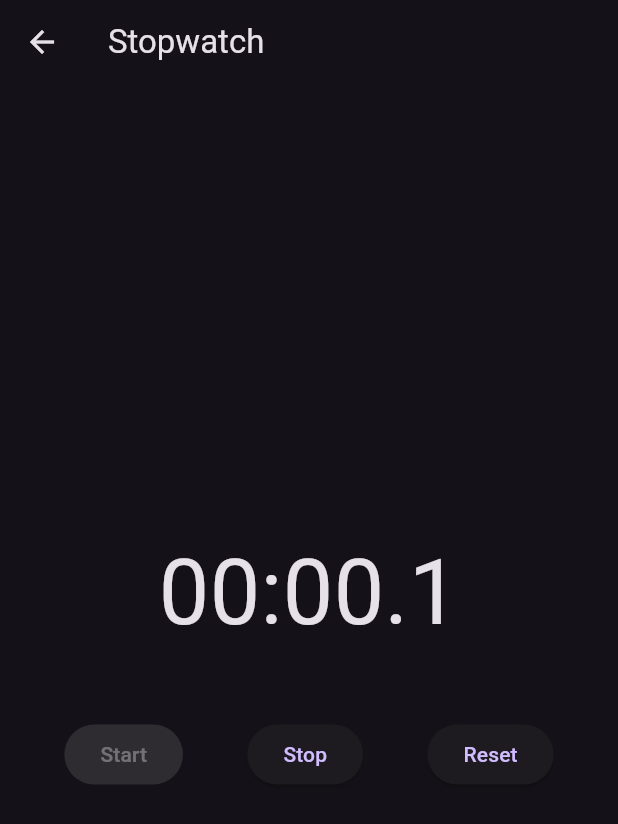
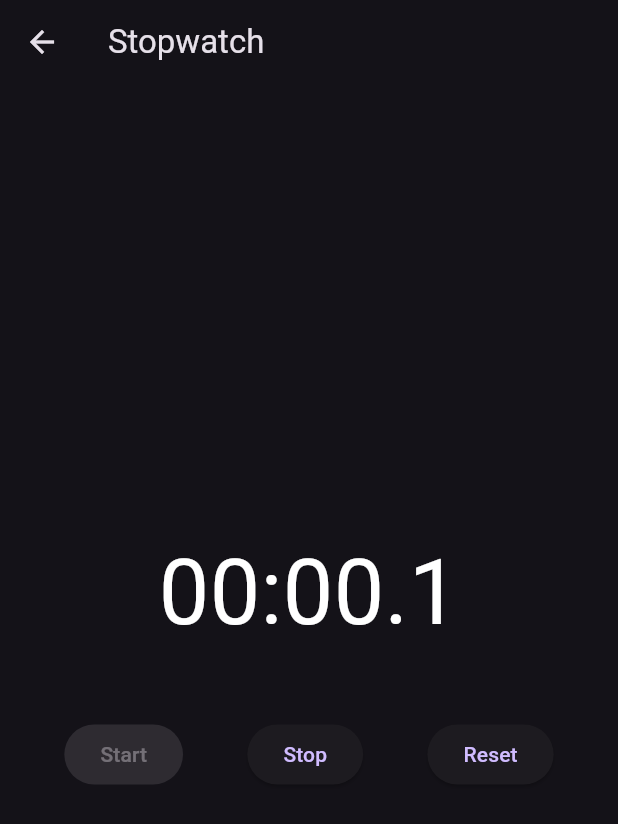
Before and after one commit to Kaiserabbas/TimeMasterApp, a Flutter app: the StopwatchScreen screen opened directly, after a tap on "Start", on a phone screen of 412 x 824 dp. Shown: the top 824 px of the screen. Run offline on Flutter 3.47's test engine with Material 3 defaults, Android fonts, the phone set to English and light mode, and no system bars; our stand-ins replace flutter_colorpicker, google_fonts.

Commit message:
Fix: Use Provider to get the ThemeProvider instance and call .getTextStyle()

```diff
--- a/lib/screens/clock_screen.dart
+++ b/lib/screens/clock_screen.dart
@@ -47,11 +47,7 @@ class _ClockScreenState extends State<ClockScreen> {
                 children: [
                   Text(
                     timeStr,
-                    style: TextStyle(
-                      fontSize: theme.fontSize,
-                      color: theme.textColor,
-                      fontFamily: theme.fontFamily,
-                    ),
+                    style: theme.getTextStyle(),
                   ),
                   SizedBox(height: 20),
                   Text(
--- a/lib/screens/stopwatch_screen.dart
+++ b/lib/screens/stopwatch_screen.dart
@@ -1,5 +1,7 @@
 import 'package:flutter/material.dart';
+import 'package:provider/provider.dart';
 import 'dart:async';
+import './theme_provider.dart';
 
 class StopwatchScreen extends StatefulWidget {
   @override
@@ -36,31 +38,35 @@ class _StopwatchScreenState extends State<StopwatchScreen> {
   @override
   Widget build(BuildContext context) {
     final elapsed = _stopwatch.elapsed;
+    final theme = Provider.of<ThemeProvider>(context); // ✅
 
     return Scaffold(
       appBar: AppBar(title: Text('Stopwatch')),
       body: Column(
         mainAxisAlignment: MainAxisAlignment.center,
         children: [
-          Text(formatDuration(elapsed), style: TextStyle(fontSize: 60)),
+          Text(formatDuration(elapsed), style: theme.getTextStyle()), // ✅
           SizedBox(height: 40),
           Row(
             mainAxisAlignment: MainAxisAlignment.spaceEvenly,
             children: [
               ElevatedButton(
                 onPressed: _stopwatch.isRunning ? null : _stopwatch.start,
-                child: Text('Start'),
+                child: Text('Start',
+                    style: TextStyle(fontFamily: theme.fontFamily)),
               ),
               ElevatedButton(
                 onPressed: _stopwatch.isRunning ? _stopwatch.stop : null,
-                child: Text('Stop'),
+                child: Text('Stop',
+                    style: TextStyle(fontFamily: theme.fontFamily)),
               ),
               ElevatedButton(
                 onPressed: () {
                   _stopwatch.reset();
                   setState(() {});
                 },
-                child: Text('Reset'),
+                child: Text('Reset',
+                    style: TextStyle(fontFamily: theme.fontFamily)),
               ),
             ],
           )
```
